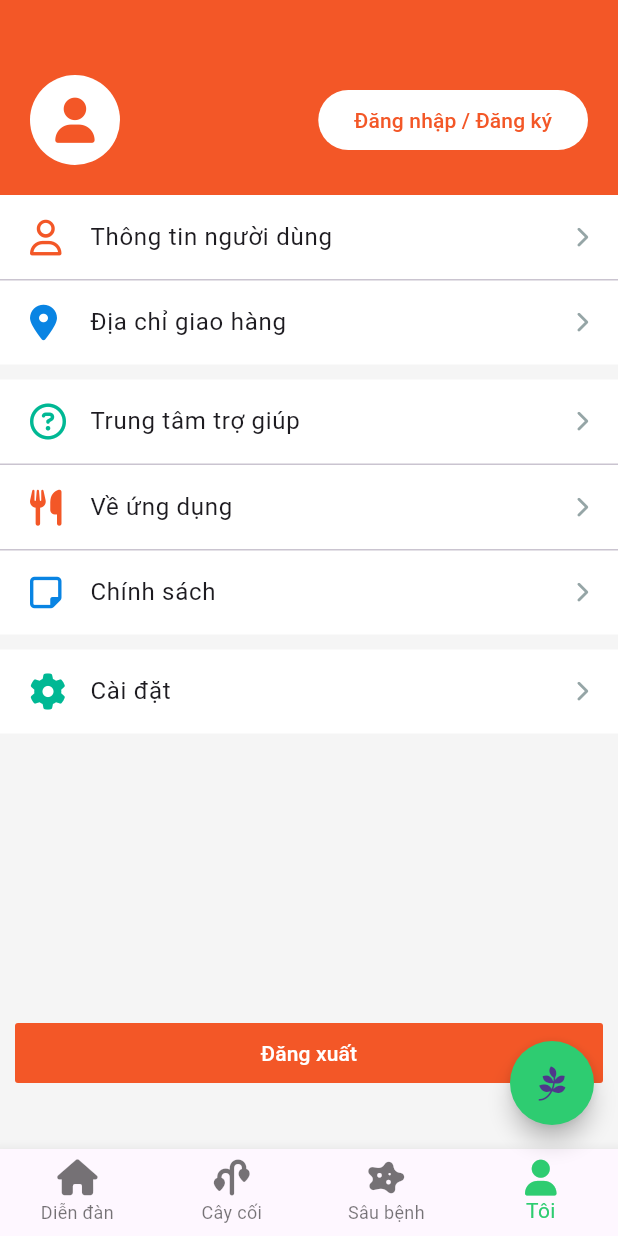
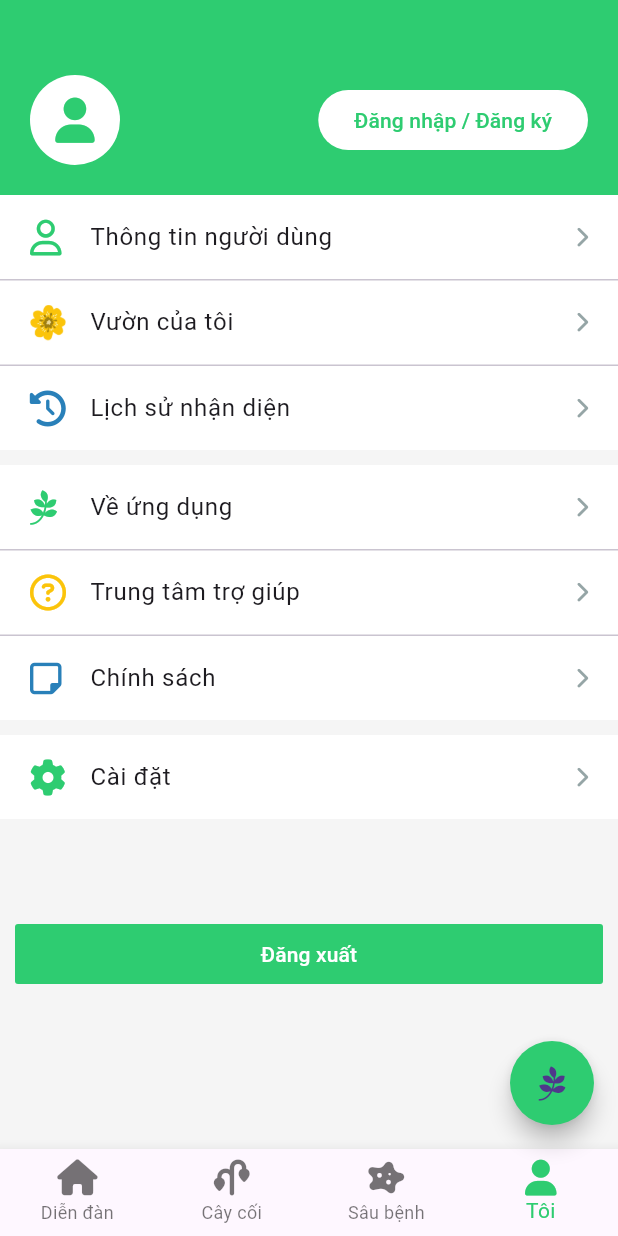
Before and after one commit to lehung1006/Plant-disease-app-detector-with-Flutter-and-FastAPI, a Flutter app: the Profile screen opened by its route, on a phone screen of 412 x 824 dp. Run offline on Flutter 3.47's test engine with Material 2 defaults, Android fonts, the phone set to English and light mode, and no system bars; drawn by our look-alikes of flutter_speed_dial; our stand-ins replace bloc, camera, carousel_slider, dio, equatable, flutter_bloc and 4 more; missing offline and left inert: photo_manager; network calls fail.

Commit message:
fix profile screen

```diff
--- a/app/lib/screens/login/login.dart
+++ b/app/lib/screens/login/login.dart
@@ -30,7 +30,7 @@ class _LoginScreenState extends State<LoginScreen> {
           automaticallyImplyLeading: false,
           leading: IconButton(
             icon: const FaIcon(FontAwesomeIcons.arrowLeft,
-                color: Color.fromARGB(255, 243, 87, 39), size: 20),
+                color: Color(0xff2ecc71), size: 20),
             onPressed: () {
               GoRouter.of(context).pop();
             },
@@ -101,7 +101,7 @@ class _LoginScreenState extends State<LoginScreen> {
               ElevatedButton(
                   style: ElevatedButton.styleFrom(
                       elevation: 0,
-                      backgroundColor: const Color.fromARGB(255, 243, 87, 39),
+                      backgroundColor: const Color(0xff2ecc71),
                       minimumSize: const Size.fromHeight(40),
                       shape: RoundedRectangleBorder(
                           borderRadius: BorderRadius.circular(2))),
--- a/app/lib/screens/profile/profile.dart
+++ b/app/lib/screens/profile/profile.dart
@@ -16,7 +16,7 @@ class _ProfileState extends State<Profile> {
   Widget build(BuildContext context) {
     return Scaffold(
       appBar: AppBar(
-          backgroundColor: const Color.fromARGB(255, 243, 87, 39),
+          backgroundColor: const Color(0xff2ecc71),
           toolbarHeight: 130,
           elevation: 0,
           flexibleSpace: Container(
@@ -33,8 +33,7 @@ class _ProfileState extends State<Profile> {
                           borderRadius: BorderRadius.circular(50)),
                       child: const Center(
                           child: FaIcon(FontAwesomeIcons.solidUser,
-                              size: 30,
-                              color: Color.fromARGB(255, 243, 87, 39)))),
+                              size: 30, color: Color(0xff2ecc71)))),
                   ElevatedButton(
                     style: ElevatedButton.styleFrom(
                         backgroundColor: Colors.white, elevation: 0),
@@ -43,7 +42,7 @@ class _ProfileState extends State<Profile> {
                     },
                     child: const Text(
                       'Đăng nhập / Đăng ký',
-                      style: TextStyle(color: Color.fromARGB(255, 243, 87, 39)),
+                      style: TextStyle(color: Color(0xff2ecc71)),
                     ),
                   )
                 ]),
@@ -65,52 +64,63 @@ class _ProfileState extends State<Profile> {
           ),
       body: Column(
         children: [
-          Container(
-              decoration: const BoxDecoration(color: Colors.white),
-              child: Column(children: const [
+          Material(
+              color: Colors.white,
+              child: Column(children: [
                 ProfileItem(
                     iconData: FontAwesomeIcons.user,
-                    iconColor: Color.fromARGB(255, 243, 87, 39),
+                    color: const Color(0xff2ecc71),
                     label: 'Thông tin người dùng',
                     path: ''),
-                Divider(thickness: 1, height: 1),
+                const Divider(thickness: 1, height: 1),
                 ProfileItem(
-                    iconData: FontAwesomeIcons.locationDot,
-                    iconColor: Color(0xff0984e3),
-                    label: 'Địa chỉ giao hàng',
+                    // iconData: Icons.follow_the_signs,
+                    // color: const Color(0xff0984e3),
+                    image: Image.asset(
+                      'lib/images/flower.png',
+                      width: 24,
+                      height: 24,
+                    ),
+                    label: 'Vườn của tôi',
+                    path: ''),
+                const Divider(thickness: 1, height: 1),
+                ProfileItem(
+                    iconData: FontAwesomeIcons.clockRotateLeft,
+                    color: const Color(0xff2980b9),
+                    label: 'Lịch sử nhận diện',
                     path: ''),
               ])),
           const SizedBox(height: 10),
-          Container(
-              decoration: const BoxDecoration(color: Colors.white),
+          Material(
+              color: Colors.white,
               child: Column(
-                children: const [
+                children: [
+                  ProfileItem(
+                      iconData: FontAwesomeIcons.pagelines,
+                      color: const Color(0xff2ecc71),
+                      label: 'Về ứng dụng',
+                      path: ''),
+                  const Divider(thickness: 1, height: 1),
                   ProfileItem(
                       iconData: FontAwesomeIcons.circleQuestion,
-                      iconColor: Color(0xff00b894),
+                      color: const Color(0xfffbc40b),
                       label: 'Trung tâm trợ giúp',
                       path: ''),
-                  Divider(thickness: 1, height: 1),
-                  ProfileItem(
-                      iconData: FontAwesomeIcons.utensils,
-                      iconColor: Color.fromARGB(255, 243, 87, 39),
-                      label: 'Về ứng dụng',
-                      path: ''),
-                  Divider(thickness: 1, height: 1),
+                  const Divider(thickness: 1, height: 1),
                   ProfileItem(
                       iconData: FontAwesomeIcons.noteSticky,
-                      iconColor: Color(0xff0984e3),
+                      color: const Color(0xff2980b9),
                       label: 'Chính sách',
                       path: ''),
                 ],
               )),
           const SizedBox(height: 10),
-          Container(
-            decoration: const BoxDecoration(color: Colors.white),
+          Material(
+            color: Colors.white,
             child: Column(children: [
               ProfileItem(
                 iconData: FontAwesomeIcons.gear,
-                iconColor: Color(0xff00b894),
+                color: const Color(0xff2ecc71),
                 label: 'Cài đặt',
                 path: RoutesPath.settingRoute,
               ),
@@ -119,11 +129,11 @@ class _ProfileState extends State<Profile> {
           Expanded(
               child: Container(
             padding: const EdgeInsets.fromLTRB(10, 0, 10, 40),
-            alignment: Alignment.bottomCenter,
+            alignment: Alignment.center,
             child: ElevatedButton(
                 style: ElevatedButton.styleFrom(
                     elevation: 0,
-                    backgroundColor: const Color.fromARGB(255, 243, 87, 39),
+                    backgroundColor: const Color(0xff2ecc71),
                     minimumSize: const Size.fromHeight(40),
                     shape: RoundedRectangleBorder(
                         borderRadius: BorderRadius.circular(2))),
--- a/app/lib/screens/profile/widgets/profile_item.dart
+++ b/app/lib/screens/profile/widgets/profile_item.dart
@@ -2,16 +2,19 @@ import 'package:flutter/material.dart';
 import 'package:font_awesome_flutter/font_awesome_flutter.dart';
 import 'package:go_router/go_router.dart';
 
+// ignore: must_be_immutable
 class ProfileItem extends StatelessWidget {
-  const ProfileItem(
+  ProfileItem(
       {super.key,
-      required this.iconData,
-      required this.iconColor,
+      this.iconData,
+      this.image,
+      this.color,
       required this.label,
       required this.path});
 
-  final IconData iconData;
-  final Color iconColor;
+  IconData? iconData;
+  Color? color;
+  Image? image;
   final String label;
   final String path;
 
@@ -19,11 +22,11 @@ class ProfileItem extends StatelessWidget {
   Widget build(BuildContext context) {
     return InkWell(
       onTap: () {
-        GoRouter.of(context).push(path);
+
       },
       child: ListTile(
         contentPadding: const EdgeInsets.symmetric(vertical: 0, horizontal: 20),
-        leading: FaIcon(iconData, color: iconColor),
+        leading: image ?? FaIcon(iconData, color: color),
         title: Text(label, style: const TextStyle(fontWeight: FontWeight.w400)),
         trailing: const FaIcon(FontAwesomeIcons.chevronRight,
             size: 14, color: Color(0xff95a5a6)),
```
Also changed, not shown: app/lib/images/flower.png (added).
